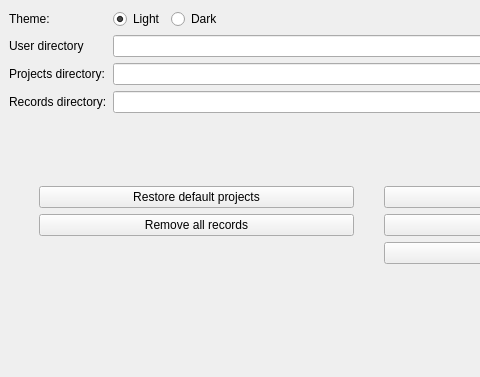
Above: bci_framework/framework/qtgui/configurations.ui from UN-GCPDS/bci-framework before the change; both pictures show x 0 to 480 and y 0 to 377 of the 738 by 377 pixel window. Below: the same form after it.
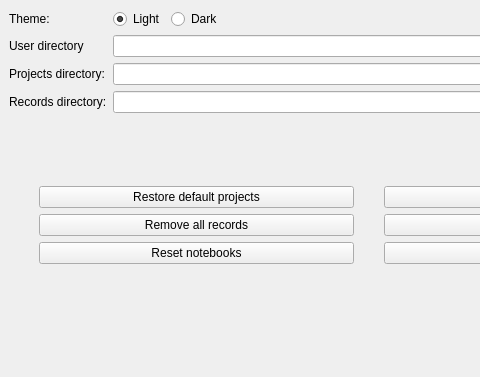
That is the form after the change.

The edit to the form file:
```diff
--- a/bci_framework/framework/qtgui/configurations.ui
+++ b/bci_framework/framework/qtgui/configurations.ui
@@ -179,6 +179,13 @@
         </property>
        </widget>
       </item>
+      <item row="2" column="0">
+       <widget class="QPushButton" name="pushButton_reset_notebooks">
+        <property name="text">
+         <string>Reset notebooks</string>
+        </property>
+       </widget>
+      </item>
      </layout>
     </item>
     <item row="4" column="0">
```
